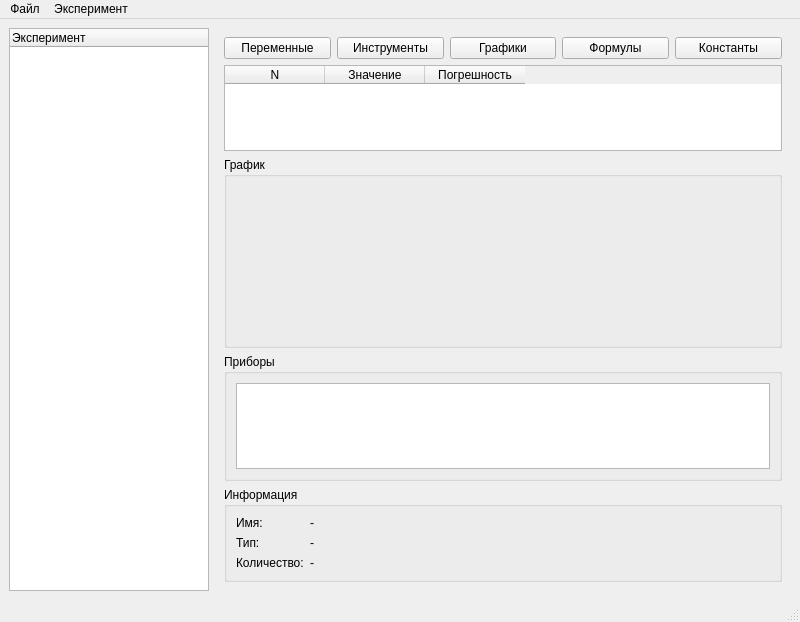
This is mainwindow.ui in Kirikus/Experiments-2026S-Python as Qt 5 draws it before an edit. The edited form follows.
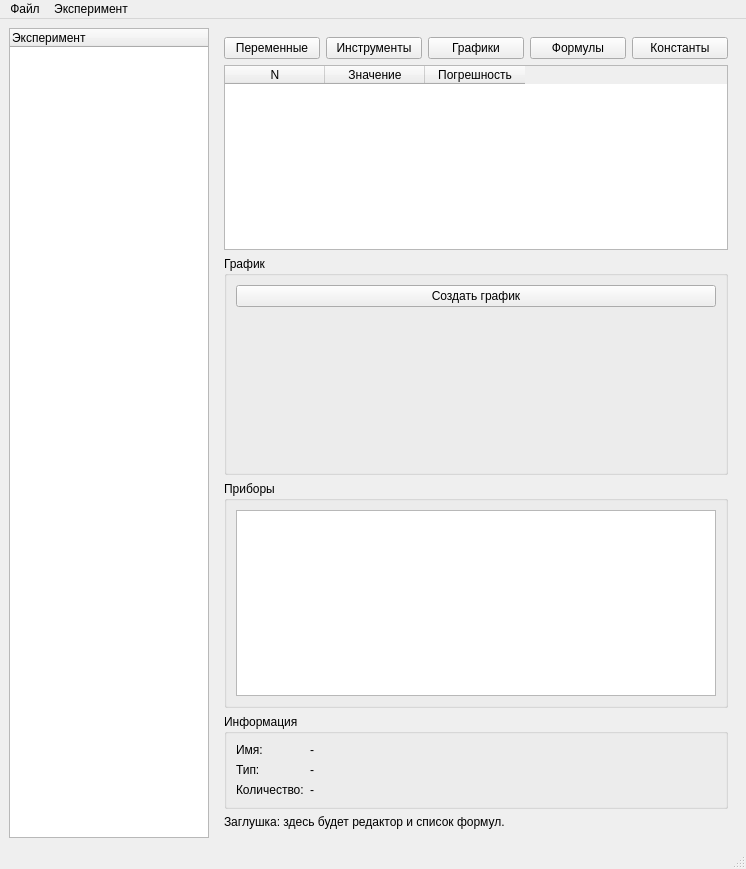
This is the edited form. Custom widgets are drawn as their Qt base class.

Commit message: Переделал в ui кнопку 'создать график', добавил в ui у эксперимента items, в формулах ui добавил заглушка

Diff of the .ui file:
```diff
--- a/mainwindow.ui
+++ b/mainwindow.ui
@@ -6,8 +6,8 @@
    <rect>
     <x>0</x>
     <y>0</y>
-    <width>800</width>
-    <height>622</height>
+    <width>746</width>
+    <height>869</height>
    </rect>
   </property>
   <property name="windowTitle">
@@ -100,6 +100,13 @@
           <string>График</string>
          </property>
          <layout class="QVBoxLayout" name="verticalLayoutPlot">
+          <item>
+           <widget class="QPushButton" name="_btn_add_tab">
+            <property name="text">
+             <string>Создать график</string>
+            </property>
+           </widget>
+          </item>
           <item>
            <widget class="QChartView" name="plotChartView" native="true">
             <property name="minimumSize">
@@ -180,6 +187,13 @@
          </layout>
         </widget>
        </item>
+       <item>
+        <widget class="QLabel" name="formulas_hint">
+         <property name="text">
+          <string>Заглушка: здесь будет редактор и список формул.</string>
+         </property>
+        </widget>
+       </item>
       </layout>
      </widget>
     </item>
@@ -190,8 +204,8 @@
     <rect>
      <x>0</x>
      <y>0</y>
-     <width>800</width>
-     <height>26</height>
+     <width>746</width>
+     <height>25</height>
     </rect>
    </property>
    <widget class="QMenu" name="menuFile">
```
The commit also changes 4 other files.
